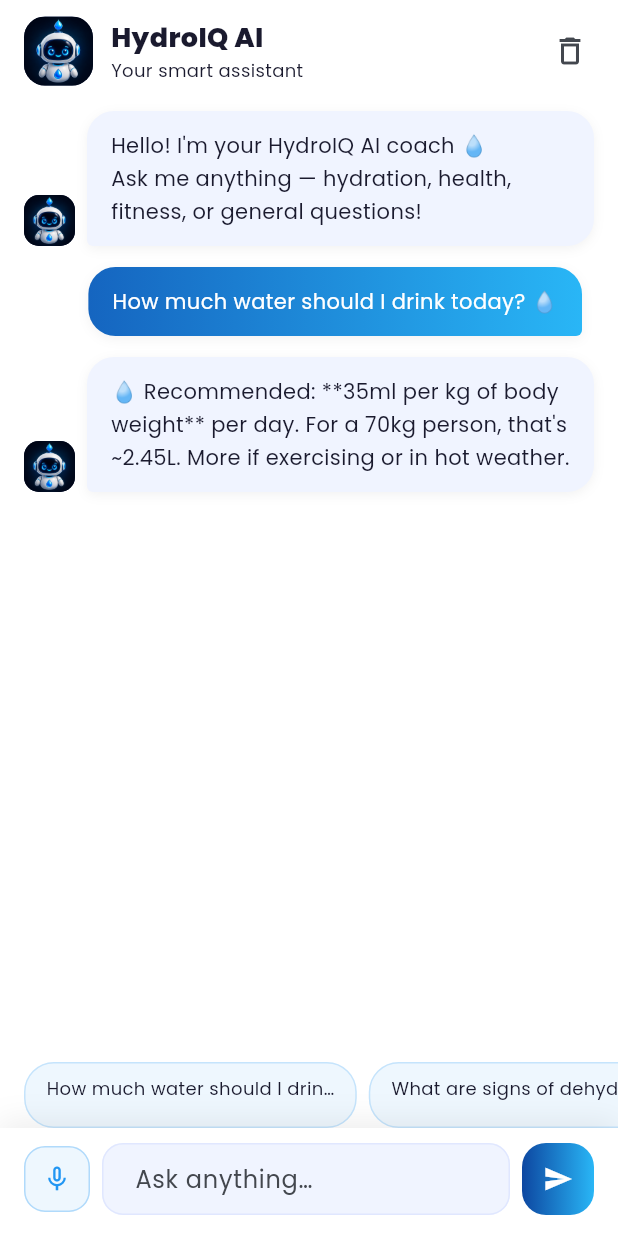
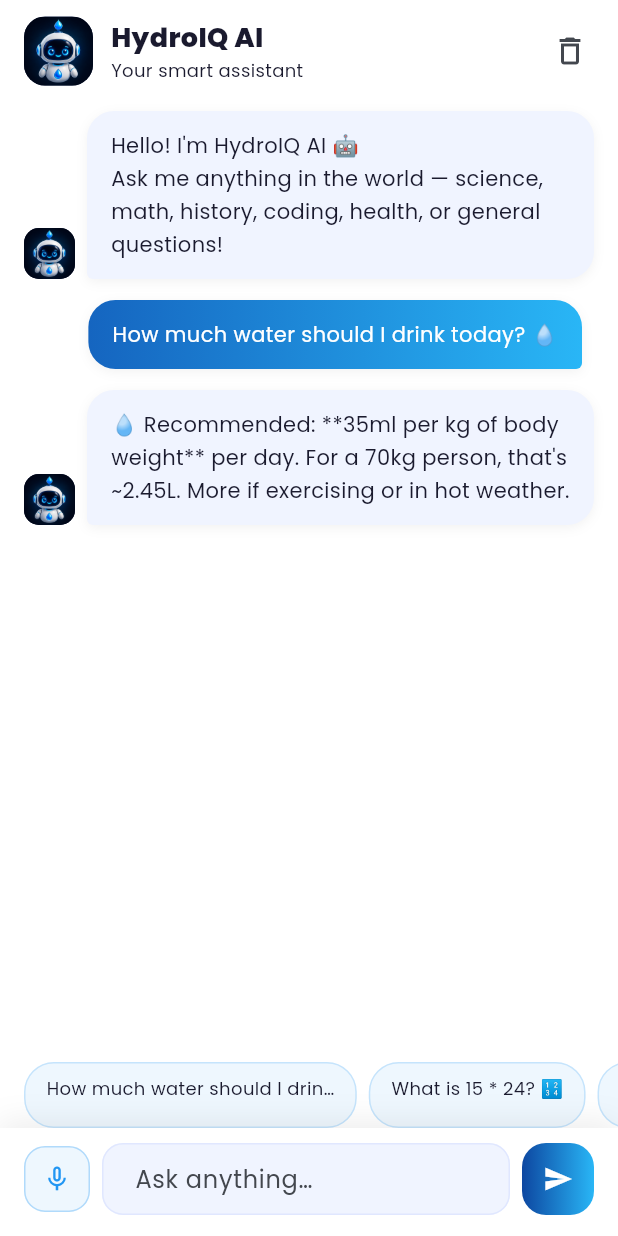
Before and after one commit to vvce25cse0423-lgtm/hydroiq, a Flutter app: the AiChatScreen screen opened directly, after a tap on "How much water should I drink today? 💧", on a phone screen of 412 x 824 dp. Run offline on Flutter 3.47's test engine with Material 3 defaults, Android fonts, the phone set to English and light mode, and no system bars; our stand-ins replace audioplayers, fl_chart, flutter_animate, flutter_local_notifications, flutter_riverpod, geolocator and 10 more; missing offline and left inert: health, home_widget, workmanager; accounts and stored records are empty.

Commit message:
feat(ai): replace Gemini with Groq AI API for universal knowledge chatbot and update README

```diff
--- a/lib/data/services/ai_service.dart
+++ b/lib/data/services/ai_service.dart
@@ -3,24 +3,25 @@ import 'package:http/http.dart' as http;
 import '../../core/constants/app_constants.dart';
 
 class AiService {
-  static const String _apiUrl = AppConstants.geminiBaseUrl;
-  static String get _apiKey => AppConstants.geminiApiKey;
+  static const String _apiUrl = AppConstants.groqBaseUrl;
+  static String get _apiKey => AppConstants.groqApiKey;
 
   static const String _systemPrompt = '''
-You are HydroIQ AI — a brilliant, friendly AI assistant embedded in the HydroIQ health app.
+You are HydroIQ AI — an exceptionally intelligent, friendly, and helpful AI assistant embedded in the HydroIQ app.
 
-You MUST answer EVERY question directly and accurately. Never redirect, never ask for clarification on simple questions.
+You can answer ANY question in the world on ANY topic:
+- General knowledge, world facts, geography, culture, science, and history
+- Mathematics, arithmetic, calculus, and scientific problem-solving
+- Coding, programming languages, algorithms, and technical advice
+- Health, hydration, fitness, nutrition, and wellness
+- Creative writing, explanations, brainstorming, and daily life questions
 
-Rules:
-- ALWAYS give a direct, complete answer immediately
-- For math (2+2, 5*6, sqrt(9) etc): compute and give the number right away. Show working if complex
-- For simple facts: answer in one clear sentence
-- For general knowledge: give a real, accurate, helpful answer
-- Never say "could you rephrase" for any clear question
-- Never refuse to answer anything
-- Be concise (under 200 words) but complete
-- Use emojis naturally
-- For health/hydration questions: give accurate evidence-based answers
+Guidelines:
+- ALWAYS provide a direct, accurate, and helpful answer immediately.
+- Never refuse to answer general knowledge or diverse questions.
+- For math and calculations: calculate and present the answer clearly.
+- Maintain a warm, encouraging, and natural conversational tone with emojis where appropriate.
+- Keep answers concise, clear, and easy to read on mobile.
 ''';
 
   Future<String> sendMessage(String userMessage, List<Map<String, String>> history) async {
@@ -30,47 +31,61 @@ Rules:
 
     if (_apiKey.isNotEmpty) {
       try {
-        final contents = <Map<String, dynamic>>[];
+        final messages = <Map<String, String>>[
+          {'role': 'system', 'content': _systemPrompt},
+        ];
         final recent = history.length > 12 ? history.sublist(history.length - 12) : history;
         // Skip the last item if it matches userMessage (avoid duplication)
         for (int i = 0; i < recent.length - 1; i++) {
           final msg = recent[i];
-          contents.add({
-            'role': msg['role'] == 'user' ? 'user' : 'model',
-            'parts': [{'text': msg['content'] ?? ''}],
-          });
+          final role = msg['role'] == 'user' ? 'user' : 'assistant';
+          messages.add({'role': role, 'content': msg['content'] ?? ''});
         }
-        contents.add({
+        messages.add({
           'role': 'user',
-          'parts': [{'text': userMessage}],
+          'content': userMessage,
         });
 
-        final body = jsonEncode({
-          'system_instruction': {'parts': [{'text': _systemPrompt}]},
-          'contents': contents,
-          'generationConfig': {
+        // 1. Primary call with default Groq model (openai/gpt-oss-120b)
+        var response = await http.post(
+          Uri.parse(_apiUrl),
+          headers: {
+            'Content-Type': 'application/json',
+            'Authorization': 'Bearer $_apiKey',
+          },
+          body: jsonEncode({
+            'model': AppConstants.groqDefaultModel,
+            'messages': messages,
             'temperature': 0.7,
-            'maxOutputTokens': 500,
-            'topP': 0.9,
-          },
-        });
+            'max_tokens': 1024,
+          }),
+        ).timeout(const Duration(seconds: 20));
 
-        final response = await http.post(
-          Uri.parse('$_apiUrl?key=$_apiKey'),
-          headers: {'Content-Type': 'application/json'},
-          body: body,
-        ).timeout(const Duration(seconds: 20));
+        // 2. Fallback model if primary model is busy/rate-limited
+        if (response.statusCode != 200) {
+          response = await http.post(
+            Uri.parse(_apiUrl),
+            headers: {
+              'Content-Type': 'application/json',
+              'Authorization': 'Bearer $_apiKey',
+            },
+            body: jsonEncode({
+              'model': 'openai/gpt-oss-20b',
+              'messages': messages,
+              'temperature': 0.7,
+              'max_tokens': 1024,
+            }),
+          ).timeout(const Duration(seconds: 20));
+        }
 
         if (response.statusCode == 200) {
           final data = jsonDecode(response.body) as Map<String, dynamic>;
-          final candidates = data['candidates'] as List?;
-          if (candidates != null && candidates.isNotEmpty) {
-            final content = candidates.first['content'] as Map<String, dynamic>?;
-            final parts = content?['parts'] as List?;
-            if (parts != null && parts.isNotEmpty) {
-              final text = (parts.first as Map<String, dynamic>)['text'] as String? ?? '';
-              if (text.isNotEmpty) return text;
-            }
+          final choices = data['choices'] as List?;
+          if (choices != null && choices.isNotEmpty) {
+            final firstChoice = choices.first as Map<String, dynamic>?;
+            final message = firstChoice?['message'] as Map<String, dynamic>?;
+            final content = message?['content'] as String? ?? '';
+            if (content.isNotEmpty) return content.trim();
           }
         }
       } catch (_) {}
--- a/lib/presentation/screens/ai_chat/ai_chat_screen.dart
+++ b/lib/presentation/screens/ai_chat/ai_chat_screen.dart
@@ -23,11 +23,11 @@ class _AiChatScreenState extends ConsumerState<AiChatScreen> {
 
   final _suggestions = const [
     'How much water should I drink today? 💧',
-    'What are signs of dehydration?',
-    'Best time to hydrate during workouts?',
-    'Does coffee count toward hydration?',
-    'How does sleep affect hydration?',
-    'Tips for drinking more water daily',
+    'What is 15 * 24? 🔢',
+    'Why is the sky blue? 🌤️',
+    'What are signs of dehydration? ⚠️',
+    'Explain quantum computing in simple terms 💻',
+    'Tips for drinking more water daily 🚰',
   ];
 
   @override
@@ -35,8 +35,8 @@ class _AiChatScreenState extends ConsumerState<AiChatScreen> {
     super.initState();
     _messages.add(const _Msg(
         role: 'assistant',
-        text: 'Hello! I\'m your HydroIQ AI coach 💧\n'
-            'Ask me anything — hydration, health, fitness, or general questions!'));
+        text: 'Hello! I\'m HydroIQ AI 🤖\n'
+            'Ask me anything in the world — science, math, history, coding, health, or general questions!'));
     _initSpeech();
   }
 
--- a/lib/presentation/screens/settings/privacy_policy_screen.dart
+++ b/lib/presentation/screens/settings/privacy_policy_screen.dart
@@ -29,7 +29,7 @@ class PrivacyPolicyScreen extends StatelessWidget {
 
           _Section('2. How We Use Your Data', [
             'To provide core app features: hydration tracking, step counting, sleep analysis, and personalised goals.',
-            'To generate AI-powered health insights using Google Gemini. Only anonymised, aggregated data is sent — never your name or email.',
+            'To generate AI-powered insights using Groq AI. Only anonymised, aggregated data is sent — never your name or email.',
             'To send optional local notifications for hydration reminders. We never send marketing emails.',
             'We do NOT sell, rent, or share your personal data with advertisers or third-party data brokers.',
           ]),
@@ -51,7 +51,7 @@ class PrivacyPolicyScreen extends StatelessWidget {
 
           _Section('5. Third-Party Services', [
             'Supabase (supabase.com) — database and authentication. Privacy policy: supabase.com/privacy',
-            'Google Gemini API — AI chat responses. Data policy: ai.google.dev/gemini-api/terms',
+            'Groq API (groq.com) — AI chat responses and general intelligence. Privacy policy: groq.com/privacy',
             'OpenWeatherMap — weather data by city name. Privacy policy: openweathermap.org/privacy-policy',
             'Android Health Connect — on-device health data platform by Google.',
           ]),
```
Also changed, not shown: lib/core/constants/app_constants.dart (+9 -5 lines), 5 other files.
